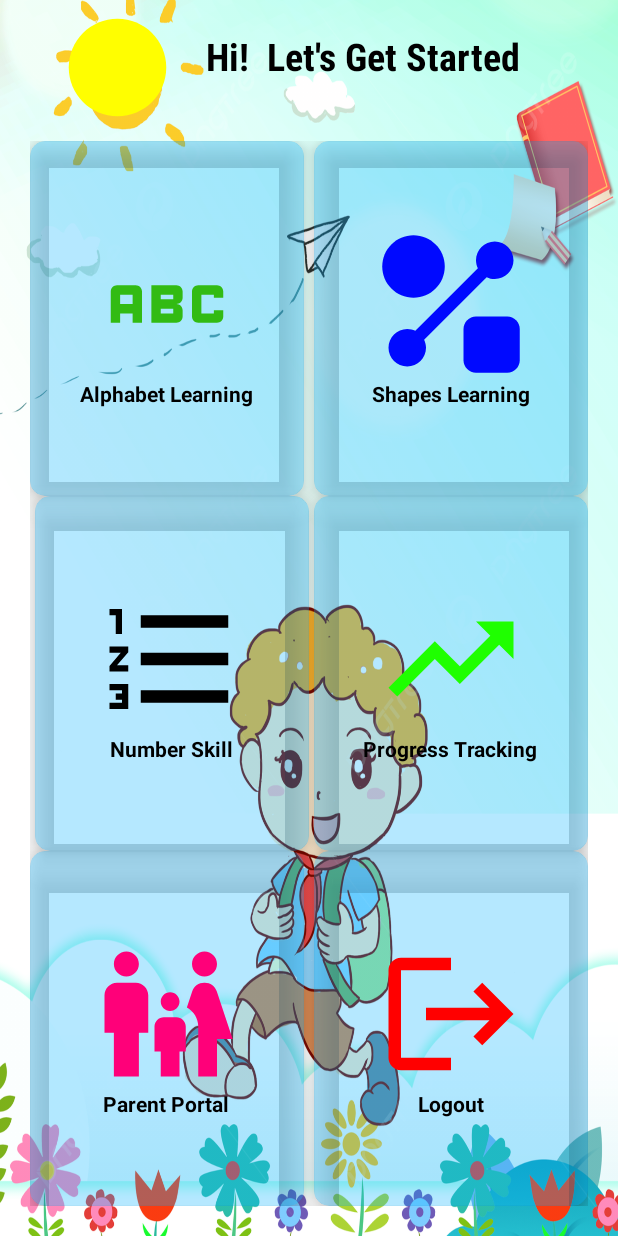
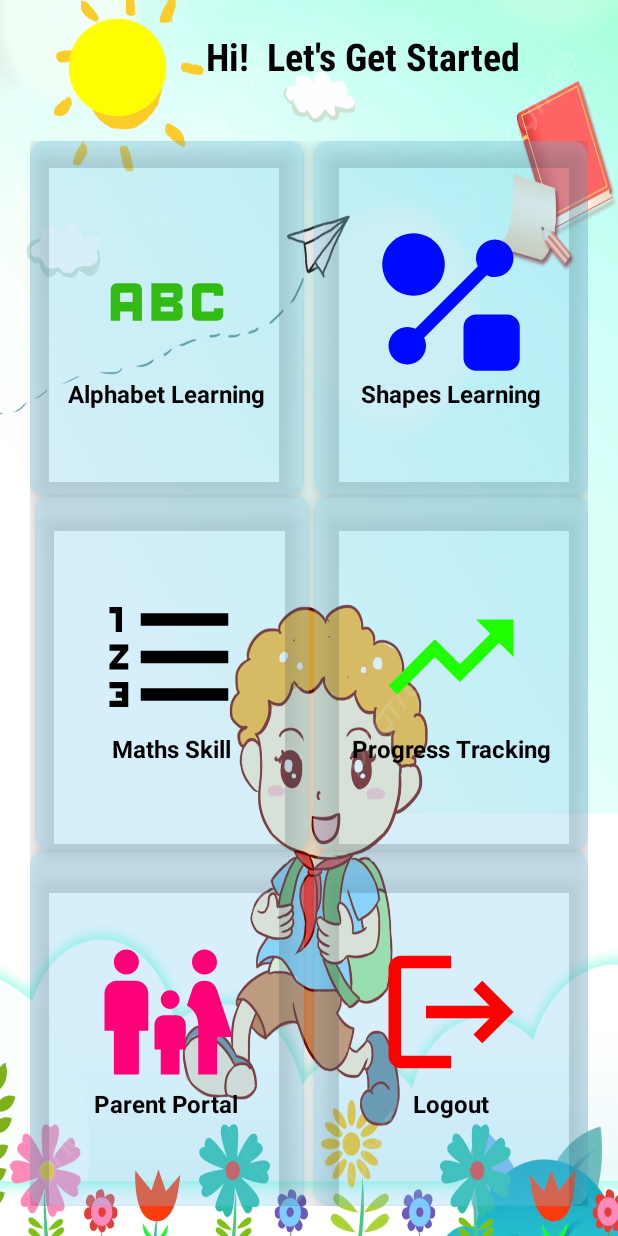
Before and after one commit to HashirYamin/KidsLearningApp, an Android app: the MainActivity screen opened directly, with no data from a screen before it, on a phone screen of 412 x 824 dp. Run offline under Robolectric (Android 15) with nearby library versions, the phone set to English and light mode, and no system bars.

Commit message:
some ui changes

```diff
--- a/app/src/main/java/com/example/kidslearningapp/MainActivity.java
+++ b/app/src/main/java/com/example/kidslearningapp/MainActivity.java
@@ -55,7 +55,7 @@ public class MainActivity extends AppCompatActivity {
             SharedPreferences.Editor editor = pref.edit();
             editor.putBoolean("flag", false);
             editor.apply();
-            startActivity(new Intent(MainActivity.this, LoginAcitivity.class));
+            startActivity(new Intent(MainActivity.this, LoginActivity.class));
             finish();
         });
 
--- a/app/src/main/java/com/example/kidslearningapp/Registration.java
+++ b/app/src/main/java/com/example/kidslearningapp/Registration.java
@@ -34,7 +34,7 @@ public class Registration extends AppCompatActivity {
         Animation move = AnimationUtils.loadAnimation(getApplicationContext(), R.anim.move);
         registrationText.startAnimation(move);
 
-        Intent intent = new Intent(Registration.this, LoginAcitivity.class);
+        Intent intent = new Intent(Registration.this, LoginActivity.class);
 
         register.setOnClickListener(v -> {
             String studentName = stdName.getText().toString();
--- a/app/src/main/res/layout/activity_main.xml
+++ b/app/src/main/res/layout/activity_main.xml
@@ -55,7 +55,7 @@
                 android:layout_gravity="fill"
                 android:layout_columnWeight="1"
                 android:layout_rowWeight="1"
-                app:cardBackgroundColor="#4A00B0FF"
+                app:cardBackgroundColor="#4A73C7ED"
                 android:layout_marginEnd="3dp"
                 app:cardCornerRadius="10dp"
                 app:cardElevation="10dp"
@@ -75,6 +75,7 @@
                         android:layout_width="wrap_content"
                         android:layout_height="wrap_content"
                         android:text="Alphabet Learning"
+                        android:textSize="16dp"
                         android:textAlignment="center"
                         android:textColor="@color/black"
                         android:textStyle="bold"
@@ -90,7 +91,7 @@
                 android:layout_gravity="fill"
                 android:layout_columnWeight="1"
                 android:layout_rowWeight="1"
-                app:cardBackgroundColor="#4A00B0FF"
+                app:cardBackgroundColor="#4A73C7ED"
                 android:layout_marginStart="3dp"
                 app:cardCornerRadius="10dp"
                 app:cardElevation="10dp"
@@ -110,6 +111,7 @@
                         android:layout_width="wrap_content"
                         android:layout_height="wrap_content"
                         android:text="Shapes Learning"
+                        android:textSize="16dp"
                         android:textAlignment="center"
                         android:textColor="@color/black"
                         android:textStyle="bold"
@@ -126,7 +128,7 @@
                 android:layout_gravity="fill"
                 android:layout_columnWeight="1"
                 android:layout_rowWeight="1"
-                app:cardBackgroundColor="#4A00B0FF"
+                app:cardBackgroundColor="#4A73C7ED"
                 android:layout_marginStart="3dp"
                 app:cardCornerRadius="10dp"
                 app:cardElevation="10dp"
@@ -145,7 +147,8 @@
                     <TextView
                         android:layout_width="wrap_content"
                         android:layout_height="wrap_content"
-                        android:text="Number Skill"
+                        android:text="Maths Skill"
+                        android:textSize="16dp"
                         android:textAlignment="center"
                         android:textColor="@color/black"
                         android:textStyle="bold"
@@ -165,7 +168,7 @@
                 android:layout_columnWeight="1"
                 android:layout_rowWeight="1"
                 android:layout_marginStart="3dp"
-                app:cardBackgroundColor="#4A00B0FF"
+                app:cardBackgroundColor="#4A73C7ED"
                 app:cardCornerRadius="10dp"
                 app:cardElevation="10dp"
                 tools:targetApi="lollipop">
@@ -184,6 +187,7 @@
                         android:layout_width="wrap_content"
                         android:layout_height="wrap_content"
                         android:text="Progress Tracking"
+                        android:textSize="16dp"
                         android:textAlignment="center"
                         android:textColor="@color/black"
                         android:textStyle="bold"
@@ -199,7 +203,7 @@
                 android:layout_gravity="fill"
                 android:layout_columnWeight="1"
                 android:layout_rowWeight="1"
-                app:cardBackgroundColor="#4A00B0FF"
+                app:cardBackgroundColor="#4A73C7ED"
                 android:layout_marginEnd="3dp"
                 app:cardCornerRadius="10dp"
                 app:cardElevation="10dp"
@@ -219,6 +223,7 @@
                         android:layout_width="wrap_content"
                         android:layout_height="wrap_content"
                         android:text="Parent Portal"
+                        android:textSize="16dp"
                         android:textAlignment="center"
                         android:textColor="@color/black"
                         android:textStyle="bold"
@@ -234,7 +239,7 @@
                 android:layout_gravity="fill"
                 android:layout_columnWeight="1"
                 android:layout_rowWeight="1"
-                app:cardBackgroundColor="#4A00B0FF"
+                app:cardBackgroundColor="#4A73C7ED"
                 android:layout_marginStart="3dp"
                 app:cardCornerRadius="10dp"
                 app:cardElevation="10dp"
@@ -254,6 +259,7 @@
                         android:layout_width="wrap_content"
                         android:layout_height="wrap_content"
                         android:text="Logout"
+                        android:textSize="16dp"
                         android:textAlignment="center"
                         android:textColor="@color/black"
                         android:textStyle="bold"
```
Also changed, not shown: app/src/main/java/com/example/kidslearningapp/LoginActivity.java (renamed from app/src/main/java/com/example/kidslearningapp/LoginAcitivity.java, +9 -9 lines).
